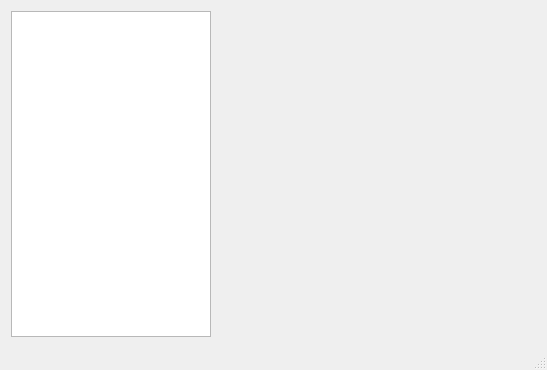
First picture: the form in EMV/emv.ui, repository reon/EMV-4, before the edit.
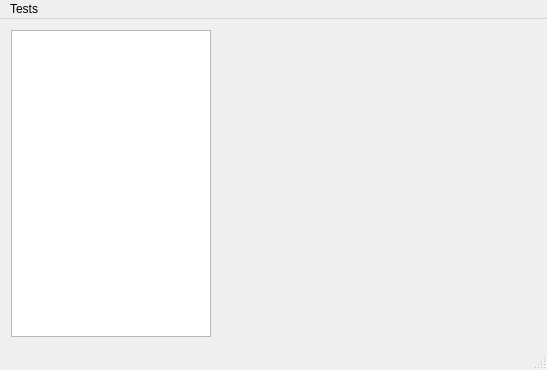
Second picture: the form after the edit. Custom widgets are drawn as their Qt base class.

The edit to the form file:
```diff
--- a/EMV/emv.ui
+++ b/EMV/emv.ui
@@ -50,6 +50,13 @@
      <height>25</height>
     </rect>
    </property>
+   <widget class="QMenu" name="menuTests">
+    <property name="title">
+     <string>Tests</string>
+    </property>
+    <addaction name="actionTest_1_Get"/>
+   </widget>
+   <addaction name="menuTests"/>
   </widget>
   <widget class="QStatusBar" name="statusBar"/>
  </widget>
```
Left out of the diff: 5 changed lines with no effect on the pictures.
